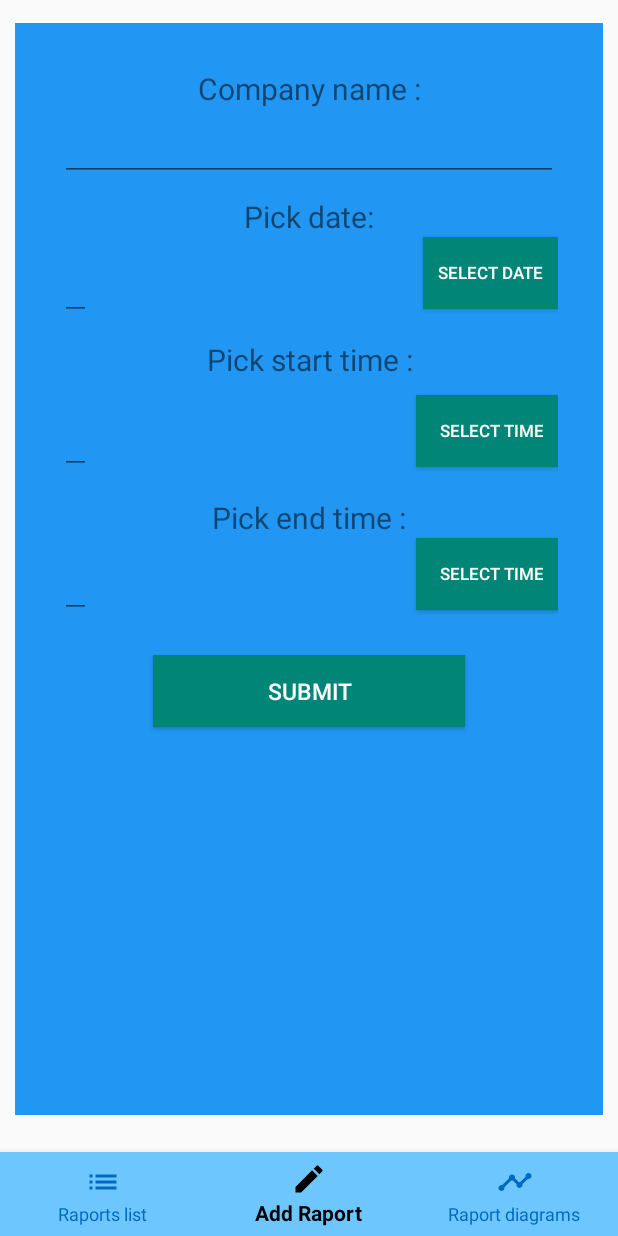
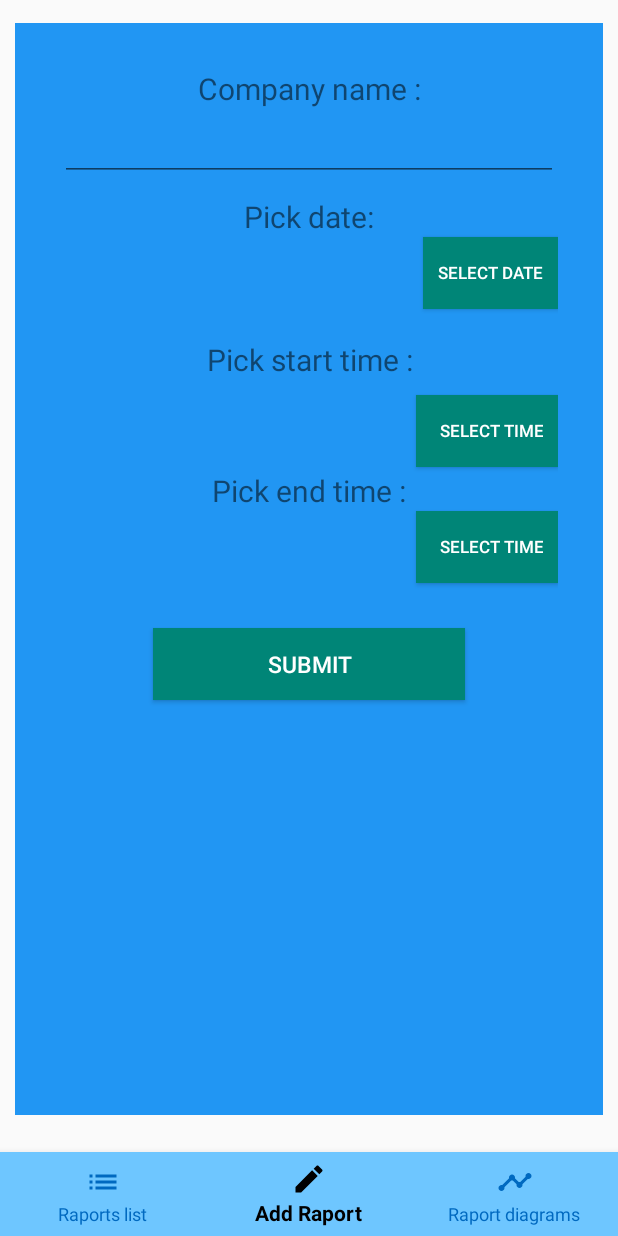
Before and after one commit to Jankowsky/WorkTracker-Kotlin, an Android app: the screen it shows after launch (MainActivity), item 2 of the bottom bar chosen, on a phone screen of 412 x 824 dp. Run offline under Robolectric (Android 15) with nearby library versions, the phone set to English and light mode, and no system bars; our stand-ins replace Room's generated code; libraries missing offline, so code that uses them is left out: com.github.mikephil.charting.

Commit message:
add edit text to textview changed

```diff
--- a/WorkTracker/app/src/main/java/com/example/student/worktracker/AddRaportFragment.kt
+++ b/WorkTracker/app/src/main/java/com/example/student/worktracker/AddRaportFragment.kt
@@ -8,8 +8,6 @@ import android.support.v4.app.Fragment
 import android.view.LayoutInflater
 import android.view.View
 import android.view.ViewGroup
-import android.widget.Button
-import android.widget.EditText
 import com.example.student.worktracker.Room.AppDb
 import com.example.student.worktracker.Room.Raport
 import kotlinx.android.synthetic.main.list_row_layout.*
@@ -17,11 +15,9 @@ import java.util.*
 import java.util.concurrent.Executors
 import android.app.Activity
 import android.view.inputmethod.InputMethodManager
-import android.widget.Toast
-import android.widget.DatePicker
 import android.app.DatePickerDialog
-import android.widget.TimePicker
 import android.app.TimePickerDialog
+import android.widget.*
 import java.text.SimpleDateFormat
 
 
@@ -42,9 +38,9 @@ class AddRaportFragment : Fragment() {
     var selectDateBtn : Button? = null
     var selectStartTimeBtn : Button? = null
     var selectEndTimeBtn : Button? = null
-    var in_date : EditText? = null
-    var in_startTime : EditText? = null
-    var in_endTime : EditText? = null
+    var in_date : TextView? = null
+    var in_startTime : TextView? = null
+    var in_endTime : TextView? = null
 
     private var mYear: Int = 0
     private var mMonth: Int = 0
--- a/WorkTracker/app/src/main/res/layout/fragment_add_raport.xml
+++ b/WorkTracker/app/src/main/res/layout/fragment_add_raport.xml
@@ -31,14 +31,15 @@
             android:layout_below="@+id/entryCompany"
             android:gravity="center"
             android:layout_marginTop="10dp"/>
-    <EditText
+    <TextView
             android:layout_width="wrap_content"
             android:layout_height="wrap_content"
             android:id="@+id/in_date"
             android:layout_below="@+id/textViewDate"
             android:layout_alignParentLeft="true"
             android:layout_alignParentStart="true"
-            android:layout_marginTop="10dp"/>
+            android:layout_marginTop="10dp"
+            android:textSize="20dp"/>
     <Button
             android:id="@+id/selectDateBtn"
             android:layout_width="wrap_content"
@@ -60,14 +61,15 @@
             android:layout_below="@+id/selectDateBtn"
             android:gravity="center"
             android:layout_marginTop="20dp"/>
-    <EditText
+    <TextView
             android:layout_width="wrap_content"
             android:layout_height="wrap_content"
             android:id="@+id/in_startTime"
             android:layout_below="@+id/textViewStart"
             android:layout_alignParentLeft="true"
             android:layout_alignParentStart="true"
-            android:layout_marginTop="17dp"/>
+            android:layout_marginTop="17dp"
+            android:textSize="20dp"/>
     <Button
             android:id="@+id/selectStartTimeBtn"
             android:layout_width="wrap_content"
@@ -90,14 +92,15 @@
             android:layout_below="@+id/in_startTime"
             android:gravity="center"
             android:layout_marginTop="15dp"/>
-    <EditText
+    <TextView
             android:layout_width="wrap_content"
             android:layout_height="wrap_content"
             android:id="@+id/in_endTime"
             android:layout_below="@+id/textViewEnd"
             android:layout_alignParentLeft="true"
             android:layout_alignParentStart="true"
-            android:layout_marginTop="8dp"/>
+            android:layout_marginTop="8dp"
+            android:textSize="20dp"/>
     <Button
             android:id="@+id/selectEndTimeBtn"
             android:layout_width="wrap_content"
```
